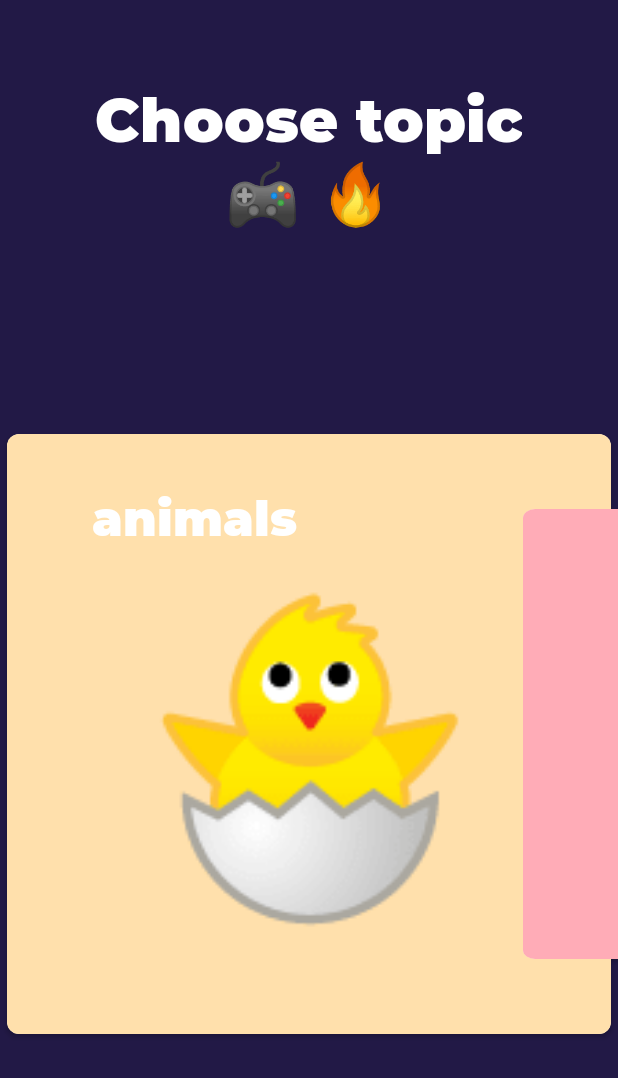
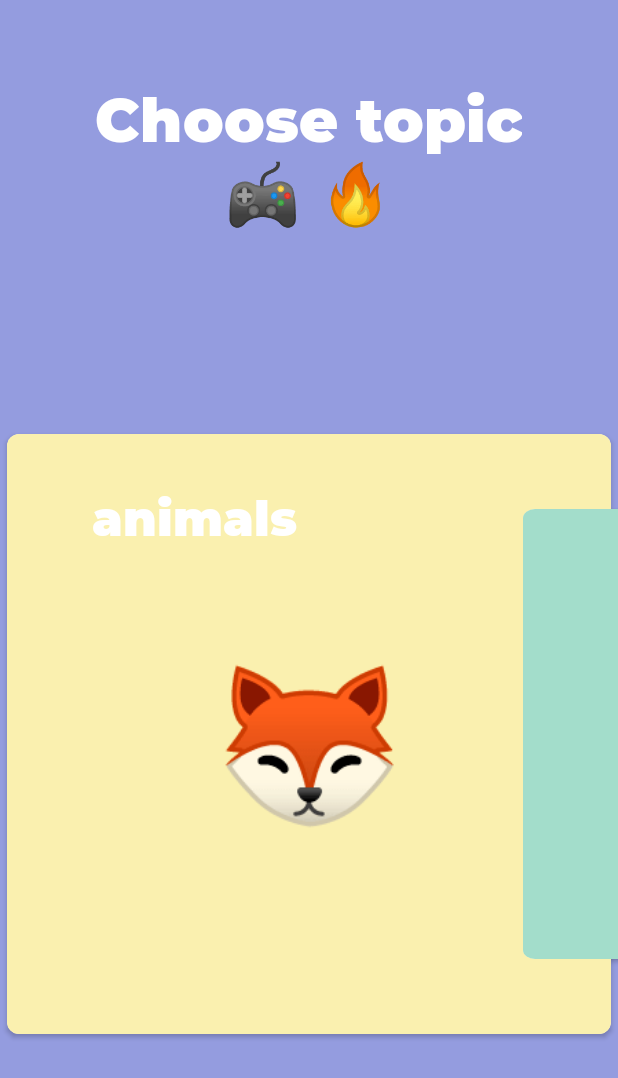
Before and after one commit to totenhund/CrocoUp, an Android app: the screen it shows after launch (MainActivity), on a phone screen of 412 x 824 dp. Shown: the top 1078 px of the screen. Run offline under Robolectric (Android 15) with nearby library versions, the phone set to English and light mode, and no system bars; our stand-ins replace Timber, data binding.

Commit message:
colors are changed

```diff
--- a/app/src/main/java/com/example/android/guesstheword/screens/game/GameFragment.kt
+++ b/app/src/main/java/com/example/android/guesstheword/screens/game/GameFragment.kt
@@ -200,7 +200,7 @@ class GameFragment : Fragment() {
             }
 
             override fun onFinish() {
-                binding.gameLayout.setBackgroundColor(Color.parseColor("#221946"))
+                binding.gameLayout.setBackgroundColor(Color.parseColor("#949cdf"))
                 binding.wordText.visibility = View.VISIBLE
                 binding.scoreText.visibility = View.VISIBLE
                 binding.guessResultTextView.text = ""
--- a/app/src/main/java/com/example/android/guesstheword/screens/title/ViewPagerAdapter.kt
+++ b/app/src/main/java/com/example/android/guesstheword/screens/title/ViewPagerAdapter.kt
@@ -19,9 +19,9 @@ class ViewPagerAdapter(private var names: ArrayList<String>, private val itemCli
     )
 
     private val icons = intArrayOf(
-            0x1F423,
-            0x1F4BB,
-            0x1F4DA
+            0x1F98A,
+            0x1F4BC,
+            0x1F929
     )
 
     override fun onCreateViewHolder(parent: ViewGroup, viewType: Int): PagerVH =
--- a/app/src/main/res/layout/item_page.xml
+++ b/app/src/main/res/layout/item_page.xml
@@ -18,7 +18,7 @@
             android:layout_width="wrap_content"
             android:layout_height="wrap_content"
             android:text="TextView"
-            android:textSize="200sp"
+            android:textSize="100sp"
             app:layout_constraintBottom_toBottomOf="parent"
             app:layout_constraintEnd_toEndOf="parent"
             app:layout_constraintStart_toStartOf="parent"
--- a/app/src/main/res/values/colors.xml
+++ b/app/src/main/res/values/colors.xml
@@ -15,7 +15,7 @@
   -->
 
 <resources>
-    <color name="main_background">#221946</color>
+    <color name="main_background">#949cdf</color>
     <color name="colorPrimary">#6ab343</color>
     <color name="colorPrimaryDark">#388310</color>
     <color name="colorAccent">#D81B60</color>
@@ -29,7 +29,7 @@
     <color name="white_text_color">#ffffff</color>
     <color name="skip_main_color">#f2484b</color>
 
-    <color name="temp1">#ffe0ac</color>
-    <color name="temp2">#ffacb7</color>
-    <color name="temp3">#6886c5</color>
+    <color name="temp1">#faf0af</color>
+    <color name="temp2">#a3ddcb</color>
+    <color name="temp3">#cd5d7d</color>
 </resources>
```
